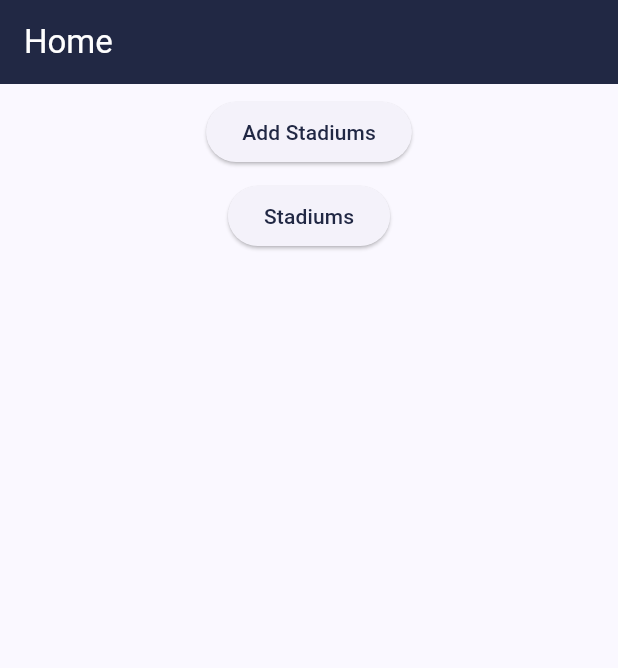
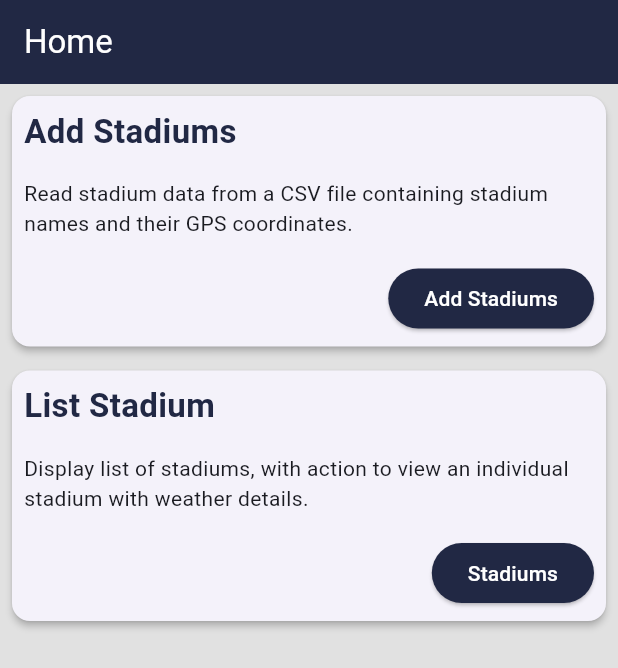
Before and after one commit to elverion/us-soccer-flutter, a Flutter app: the screen it shows after launch, on a phone screen of 412 x 824 dp. Shown: the top 668 px of the screen. Run offline on Flutter 3.47's test engine with Material 3 defaults, Android fonts, the light colour scheme and no system bars; our stand-ins replace file_picker, flutter_riverpod, go_router; network calls fail.

Commit message:
Minor styling

```diff
--- a/lib/const/environmentals.dart
+++ b/lib/const/environmentals.dart
@@ -1 +1,4 @@
+// Standard
 const String serverURL = 'http://127.0.0.1:8080';
+// Android Emulator
+// const String serverURL = 'http://10.0.2.2:8080';
--- a/lib/main.dart
+++ b/lib/main.dart
@@ -47,6 +47,7 @@
         theme: ThemeData(
           primaryColor: const Color.fromARGB(255, 33, 40, 68),
           secondaryHeaderColor: const Color.fromARGB(255, 179, 25, 66),
+          scaffoldBackgroundColor: const Color.fromARGB(255, 225, 225, 225),
           colorScheme: ColorScheme.fromSeed(
             seedColor: const Color.fromARGB(255, 33, 40, 68),
             primary: const Color.fromARGB(255, 33, 40, 68),
--- a/lib/screens/home.screen.dart
+++ b/lib/screens/home.screen.dart
@@ -1,15 +1,13 @@
 import 'package:flutter/material.dart';
 import 'package:flutter_riverpod/flutter_riverpod.dart';
-import 'package:go_router/go_router.dart';
 import 'package:us_soccer_flutter/modules/stadium/providers/stadium.provider.dart';
+import 'package:us_soccer_flutter/widgets/home_card.widget.dart';
 
 class Home extends ConsumerWidget {
   const Home({super.key});
 
   @override
   Widget build(BuildContext context, WidgetRef ref) {
-    ref.read(stadiumProvider.notifier).fetchStadiums();
-
     return Scaffold(
       appBar: AppBar(
         title: const Text('Home'),
@@ -17,23 +15,26 @@ class Home extends ConsumerWidget {
         foregroundColor: Theme.of(context).colorScheme.onPrimary,
       ),
       body: Center(
-        child: Padding(
+        child: Container(
+          constraints: const BoxConstraints(maxWidth: 600),
           padding: const EdgeInsets.all(8.0),
-          child: Column(
+          child: const Column(
+            mainAxisAlignment: MainAxisAlignment.start,
+            mainAxisSize: MainAxisSize.max,
             children: [
-              Padding(
-                padding: const EdgeInsets.only(bottom: 8.0),
-                child: ElevatedButton(
-                  onPressed: () => context.go('/add-stadiums'),
-                  child: const Text('Add Stadiums'),
-                ),
+              HomeCard(
+                title: 'Add Stadiums',
+                description:
+                    'Read stadium data from a CSV file containing stadium names and their GPS coordinates.',
+                buttonLabel: 'Add Stadiums',
+                path: '/add-stadiums',
               ),
-              Padding(
-                padding: const EdgeInsets.only(bottom: 8.0),
-                child: ElevatedButton(
-                  onPressed: () => context.go('/stadiums'),
-                  child: const Text('Stadiums'),
-                ),
+              HomeCard(
+                title: 'List Stadium',
+                description:
+                    'Display list of stadiums, with action to view an individual stadium with weather details.',
+                buttonLabel: 'Stadiums',
+                path: '/stadiums',
               ),
             ],
           ),
--- /dev/null
+++ b/lib/widgets/home_card.widget.dart
@@ -0,0 +1,72 @@
+import 'package:flutter/material.dart';
+import 'package:go_router/go_router.dart';
+
+class HomeCard extends StatelessWidget {
+  final String title;
+  final String description;
+  final String buttonLabel;
+  final String path;
+
+  const HomeCard({
+    super.key,
+    required this.title,
+    required this.description,
+    required this.buttonLabel,
+    required this.path,
+  });
+
+  @override
+  Widget build(BuildContext context) {
+    return Card(
+      clipBehavior: Clip.antiAlias,
+      margin: const EdgeInsets.only(bottom: 16),
+      elevation: 2,
+      child: SizedBox(
+        width: double.infinity,
+        child: Column(
+          children: [
+            Container(
+              padding: const EdgeInsets.all(8),
+              child: Row(
+                children: [
+                  Text(
+                    title,
+                    style: TextStyle(
+                      color: Theme.of(context).primaryColor,
+                      fontWeight: FontWeight.bold,
+                      fontSize: 22,
+                    ),
+                  ),
+                ],
+              ),
+            ),
+            Padding(
+              padding: const EdgeInsets.all(8),
+              child: Text(description),
+            ),
+            Row(
+              children: [
+                const Spacer(),
+                Padding(
+                  padding: const EdgeInsets.all(8.0),
+                  child: ElevatedButton(
+                    onPressed: () => context.go(path),
+                    style: ButtonStyle(
+                      backgroundColor: WidgetStatePropertyAll<Color>(
+                        Theme.of(context).primaryColor,
+                      ),
+                      foregroundColor: WidgetStatePropertyAll<Color>(
+                        Theme.of(context).colorScheme.onPrimary,
+                      ),
+                    ),
+                    child: Text(buttonLabel),
+                  ),
+                ),
+              ],
+            ),
+          ],
+        ),
+      ),
+    );
+  }
+}
```
Also changed, not shown: lib/api/api.dart (+7 -20 lines), lib/modules/stadium/providers/stadium.provider.dart (+14 -26 lines), lib/modules/stadium/widgets/stadium_card.widget.dart (+10 -4 lines), lib/modules/weather/providers/weather.provider.dart (+4 -4 lines), lib/modules/weather/widgets/weather_card.widget.dart (+23 -4 lines), lib/screens/add_stadium.screen.dart (+16 -6 lines), lib/screens/stadium.screen.dart (+35 -2 lines), 1 other file.
